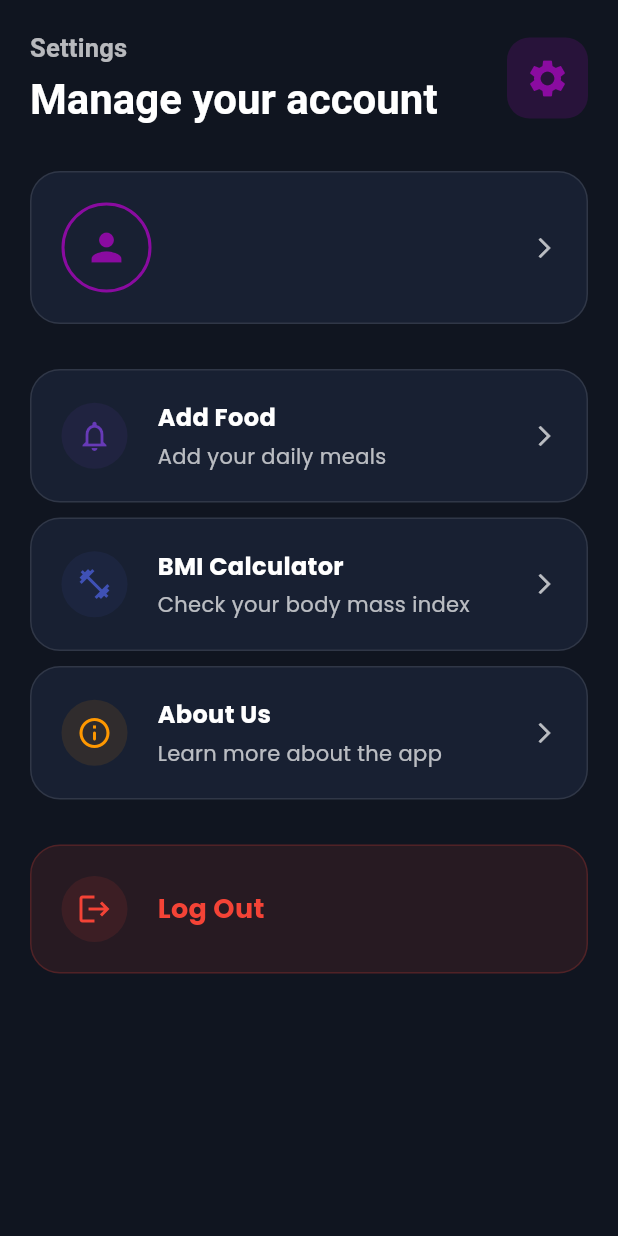
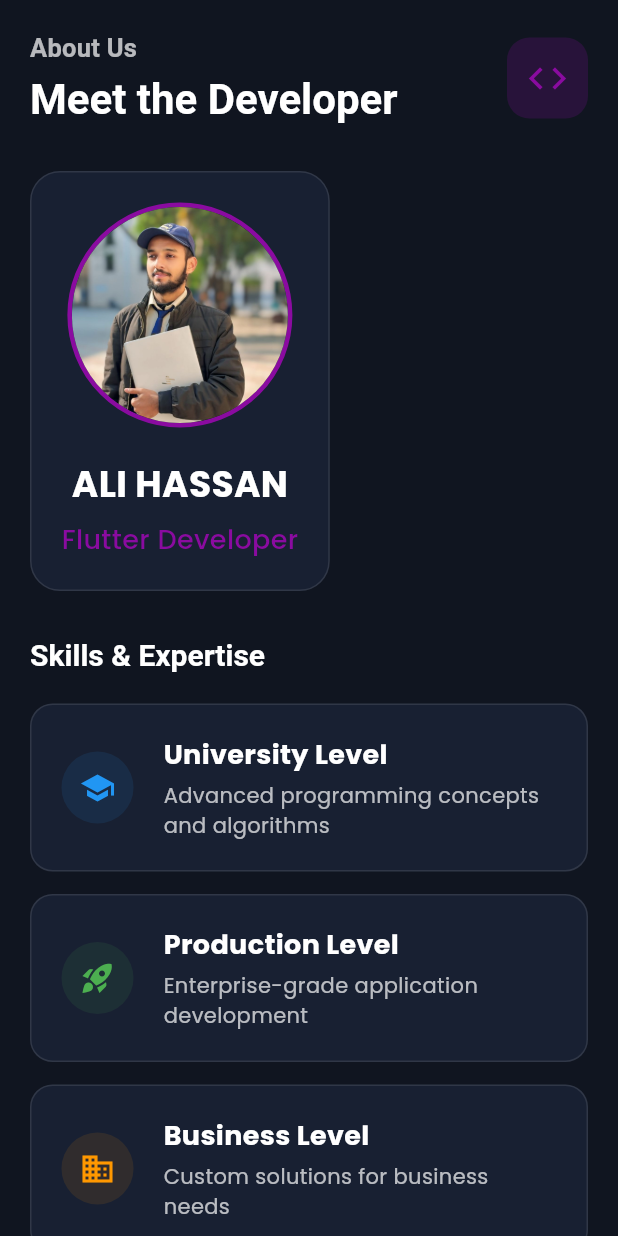
Before and after one commit to jamalihassan0307/food_dairy_app, a Flutter app: the SettingsScreen screen opened directly, after a tap on "About Us", on a phone screen of 412 x 824 dp. Run offline on Flutter 3.47's test engine with Material 3 defaults, Android fonts, the phone set to English and light mode, and no system bars; our stand-ins replace animate_do, flex_color_scheme, fluttertoast, font_awesome_flutter, get, google_fonts and 3 more; accounts and stored records are empty; statements that could not run were skipped.

Commit message:
Add About Us screen with developer information and contact options. Integrate navigation from Settings screen to About Us screen.

```diff
--- /dev/null
+++ b/lib/screen/about_us_screen.dart
@@ -0,0 +1,346 @@
+import 'package:flutter/material.dart';
+import 'package:food_dairy_app/widget/theme/app_colors.dart';
+import 'package:animate_do/animate_do.dart';
+import 'package:url_launcher/url_launcher.dart';
+
+class AboutUsScreen extends StatelessWidget {
+  const AboutUsScreen({super.key});
+
+  Future<void> _launchEmail() async {
+    final Uri emailLaunchUri = Uri(
+      scheme: 'mailto',
+      path: 'jamalihassan0307@gmail.com',
+    );
+    if (await canLaunchUrl(emailLaunchUri)) {
+      await launchUrl(emailLaunchUri);
+    }
+  }
+
+  Future<void> _launchWhatsApp() async {
+    final Uri whatsappLaunchUri = Uri(
+      scheme: 'https',
+      host: 'wa.me',
+      path: '923073921189',
+    );
+    if (await canLaunchUrl(whatsappLaunchUri)) {
+      await launchUrl(whatsappLaunchUri);
+    }
+  }
+
+  @override
+  Widget build(BuildContext context) {
+    return Scaffold(
+      backgroundColor: Theme.of(context).scaffoldBackgroundColor,
+      body: SafeArea(
+        child: SingleChildScrollView(
+          physics: const BouncingScrollPhysics(),
+          child: Padding(
+            padding: const EdgeInsets.all(20.0),
+            child: Column(
+              crossAxisAlignment: CrossAxisAlignment.start,
+              children: [
+                // Header
+                FadeInDown(
+                  duration: const Duration(milliseconds: 800),
+                  child: Row(
+                    mainAxisAlignment: MainAxisAlignment.spaceBetween,
+                    children: [
+                      Column(
+                        crossAxisAlignment: CrossAxisAlignment.start,
+                        children: [
+                          Text(
+                            "About Us",
+                            style: Theme.of(context).textTheme.titleMedium?.copyWith(
+                              color: AppColors.textSecondaryColor,
+                            ),
+                          ),
+                          const SizedBox(height: 4),
+                          Text(
+                            "Meet the Developer",
+                            style: Theme.of(context).textTheme.headlineMedium?.copyWith(
+                              fontWeight: FontWeight.bold,
+                            ),
+                          ),
+                        ],
+                      ),
+                      Container(
+                        padding: const EdgeInsets.all(12),
+                        decoration: BoxDecoration(
+                          color: AppColors.primaryColor.withOpacity(0.2),
+                          borderRadius: BorderRadius.circular(15),
+                        ),
+                        child: Icon(
+                          Icons.code,
+                          color: AppColors.primaryColor,
+                          size: 30,
+                        ),
+                      ),
+                    ],
+                  ),
+                ),
+                const SizedBox(height: 30),
+
+                // Developer Profile
+                FadeInDown(
+                  delay: const Duration(milliseconds: 200),
+                  duration: const Duration(milliseconds: 800),
+                  child: Container(
+                    padding: const EdgeInsets.all(20),
+                    decoration: BoxDecoration(
+                      color: AppColors.cardColor,
+                      borderRadius: BorderRadius.circular(20),
+                      border: Border.all(color: Colors.white.withOpacity(0.1)),
+                    ),
+                    child: Column(
+                      children: [
+                        Container(
+                          width: 150,
+                          height: 150,
+                          decoration: BoxDecoration(
+                            shape: BoxShape.circle,
+                            border: Border.all(
+                              color: AppColors.primaryColor,
+                              width: 3,
+                            ),
+                          ),
+                          child: ClipOval(
+                            child: Image.asset(
+                              'assets/images/image.jpg',
+                              fit: BoxFit.cover,
+                              errorBuilder: (context, error, stackTrace) {
+                                return const Icon(
+                                  Icons.person,
+                                  color: AppColors.primaryColor,
+                                  size: 50,
+                                );
+                              },
+                            ),
+                          ),
+                        ),
+                        const SizedBox(height: 20),
+                        const Text(
+                          "ALI HASSAN",
+                          style: TextStyle(
+                            color: Colors.white,
+                            fontSize: 24,
+                            fontWeight: FontWeight.bold,
+                          ),
+                        ),
+                        const SizedBox(height: 8),
+                        Text(
+                          "Flutter Developer",
+                          style: TextStyle(
+                            color: AppColors.primaryColor,
+                            fontSize: 18,
+                            fontWeight: FontWeight.w500,
+                          ),
+                        ),
+                      ],
+                    ),
+                  ),
+                ),
+                const SizedBox(height: 30),
+
+                // Skills Section
+                FadeInDown(
+                  delay: const Duration(milliseconds: 400),
+                  duration: const Duration(milliseconds: 800),
+                  child: Column(
+                    crossAxisAlignment: CrossAxisAlignment.start,
+                    children: [
+                      Text(
+                        "Skills & Expertise",
+                        style: Theme.of(context).textTheme.titleLarge?.copyWith(
+                          color: Colors.white,
+                          fontWeight: FontWeight.bold,
+                        ),
+                      ),
+                      const SizedBox(height: 20),
+                      _buildSkillCard(
+                        title: "University Level",
+                        description: "Advanced programming concepts and algorithms",
+                        icon: Icons.school,
+                        color: Colors.blue,
+                      ),
+                      const SizedBox(height: 15),
+                      _buildSkillCard(
+                        title: "Production Level",
+                        description: "Enterprise-grade application development",
+                        icon: Icons.rocket_launch,
+                        color: Colors.green,
+                      ),
+                      const SizedBox(height: 15),
+                      _buildSkillCard(
+                        title: "Business Level",
+                        description: "Custom solutions for business needs",
+                        icon: Icons.business,
+                        color: Colors.orange,
+                      ),
+                    ],
+                  ),
+                ),
+                const SizedBox(height: 30),
+
+                // Contact Section
+                FadeInUp(
+                  delay: const Duration(milliseconds: 600),
+                  duration: const Duration(milliseconds: 800),
+                  child: Column(
+                    crossAxisAlignment: CrossAxisAlignment.start,
+                    children: [
+                      Text(
+                        "Contact Me",
+                        style: Theme.of(context).textTheme.titleLarge?.copyWith(
+                          color: Colors.white,
+                          fontWeight: FontWeight.bold,
+                        ),
+                      ),
+                      const SizedBox(height: 20),
+                      _buildContactButton(
+                        icon: Icons.email,
+                        title: "Email",
+                        subtitle: "jamalihassan0307@gmail.com",
+                        onTap: _launchEmail,
+                        color: Colors.red,
+                      ),
+                      const SizedBox(height: 15),
+                      _buildContactButton(
+                        icon: Icons.whatsapp,
+                        title: "WhatsApp",
+                        subtitle: "+92 307 3921189",
+                        onTap: _launchWhatsApp,
+                        color: Colors.green,
+                      ),
+                    ],
+                  ),
+                ),
+                const SizedBox(height: 20),
+              ],
+            ),
+          ),
+        ),
+      ),
+    );
+  }
+
+  Widget _buildSkillCard({
+    required String title,
+    required String description,
+    required IconData icon,
+    required Color color,
+  }) {
+    return Container(
+      padding: const EdgeInsets.all(20),
+      decoration: BoxDecoration(
+        color: AppColors.cardColor,
+        borderRadius: BorderRadius.circular(15),
+        border: Border.all(color: Colors.white.withOpacity(0.1)),
+      ),
+      child: Row(
+        children: [
+          Container(
+            padding: const EdgeInsets.all(12),
+            decoration: BoxDecoration(
+              color: color.withOpacity(0.1),
+              shape: BoxShape.circle,
+            ),
+            child: Icon(
+              icon,
+              color: color,
+              size: 24,
+            ),
+          ),
+          const SizedBox(width: 20),
+          Expanded(
+            child: Column(
+              crossAxisAlignment: CrossAxisAlignment.start,
+              children: [
+                Text(
+                  title,
+                  style: const TextStyle(
+                    color: Colors.white,
+                    fontSize: 18,
+                    fontWeight: FontWeight.bold,
+                  ),
+                ),
+                const SizedBox(height: 4),
+                Text(
+                  description,
+                  style: TextStyle(
+                    color: AppColors.textSecondaryColor,
+                    fontSize: 14,
+                  ),
+                ),
+              ],
+            ),
+          ),
+        ],
+      ),
+    );
+  }
+
+  Widget _buildContactButton({
+    required IconData icon,
+    required String title,
+    required String subtitle,
+    required VoidCallback onTap,
+    required Color color,
+  }) {
+    return InkWell(
+      onTap: onTap,
+      child: Container(
+        padding: const EdgeInsets.all(20),
+        decoration: BoxDecoration(
+          color: AppColors.cardColor,
+          borderRadius: BorderRadius.circular(15),
+          border: Border.all(color: Colors.white.withOpacity(0.1)),
+        ),
+        child: Row(
+          children: [
+            Container(
+              padding: const EdgeInsets.all(12),
+              decoration: BoxDecoration(
+                color: color.withOpacity(0.1),
+                shape: BoxShape.circle,
+              ),
+              child: Icon(
+                icon,
+                color: color,
+                size: 24,
+              ),
+            ),
+            const SizedBox(width: 20),
+            Expanded(
+              child: Column(
+                crossAxisAlignment: CrossAxisAlignment.start,
+                children: [
+                  Text(
+                    title,
+                    style: const TextStyle(
+                      color: Colors.white,
+                      fontSize: 18,
+                      fontWeight: FontWeight.bold,
+                    ),
+                  ),
+                  const SizedBox(height: 4),
+                  Text(
+                    subtitle,
+                    style: TextStyle(
+                      color: AppColors.textSecondaryColor,
+                      fontSize: 14,
+                    ),
+                  ),
+                ],
+              ),
+            ),
+            Icon(
+              Icons.arrow_forward_ios,
+              color: AppColors.textSecondaryColor,
+              size: 16,
+            ),
+          ],
+        ),
+      ),
+    );
+  }
+}
--- a/lib/screen/settingScreen.dart
+++ b/lib/screen/settingScreen.dart
@@ -9,6 +9,7 @@ import 'package:food_dairy_app/screen/nev_bar/profile.dart';
 import 'package:food_dairy_app/widget/constants/staticdata.dart';
 import 'package:food_dairy_app/widget/theme/app_colors.dart';
 import 'package:animate_do/animate_do.dart';
+import 'package:food_dairy_app/screen/about_us_screen.dart';
 
 class SettingsScreen extends StatelessWidget {
   const SettingsScreen({super.key});
@@ -195,7 +196,12 @@ class SettingsScreen extends StatelessWidget {
                         title: "About Us",
                         subtitle: "Learn more about the app",
                         color: Colors.orange,
-                        onTap: () {},
+                        onTap: () {
+                          Navigator.push(
+                            context,
+                            MaterialPageRoute(builder: (context) => const AboutUsScreen()),
+                          );
+                        },
                       ),
                     ],
                   ),
```
